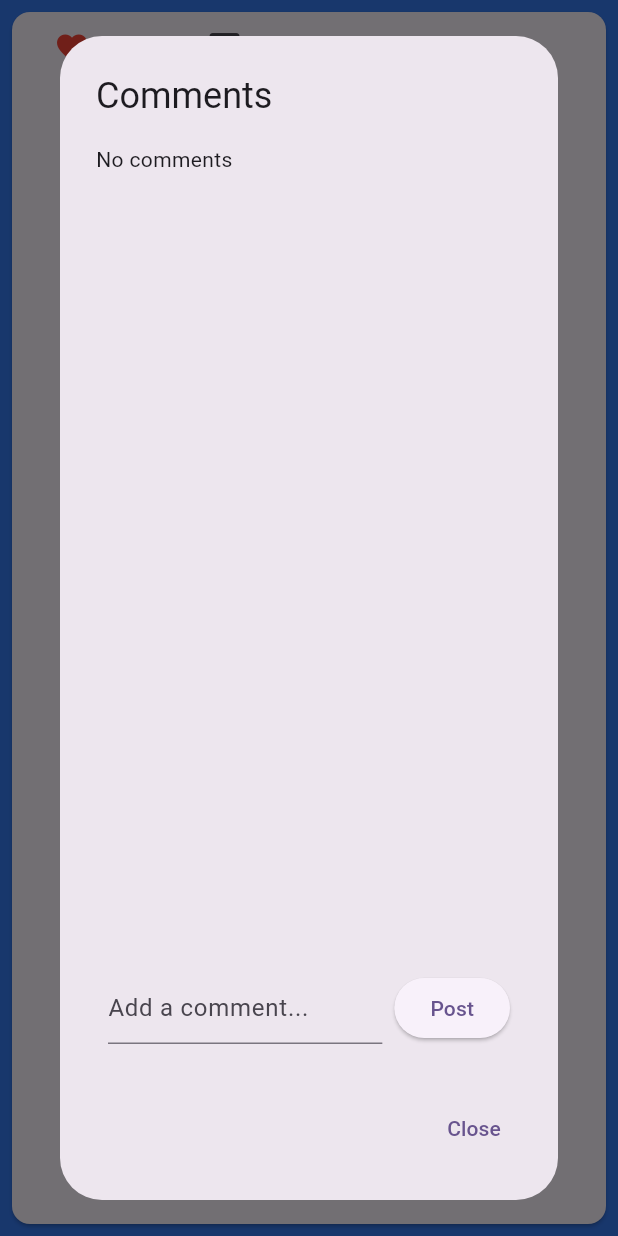
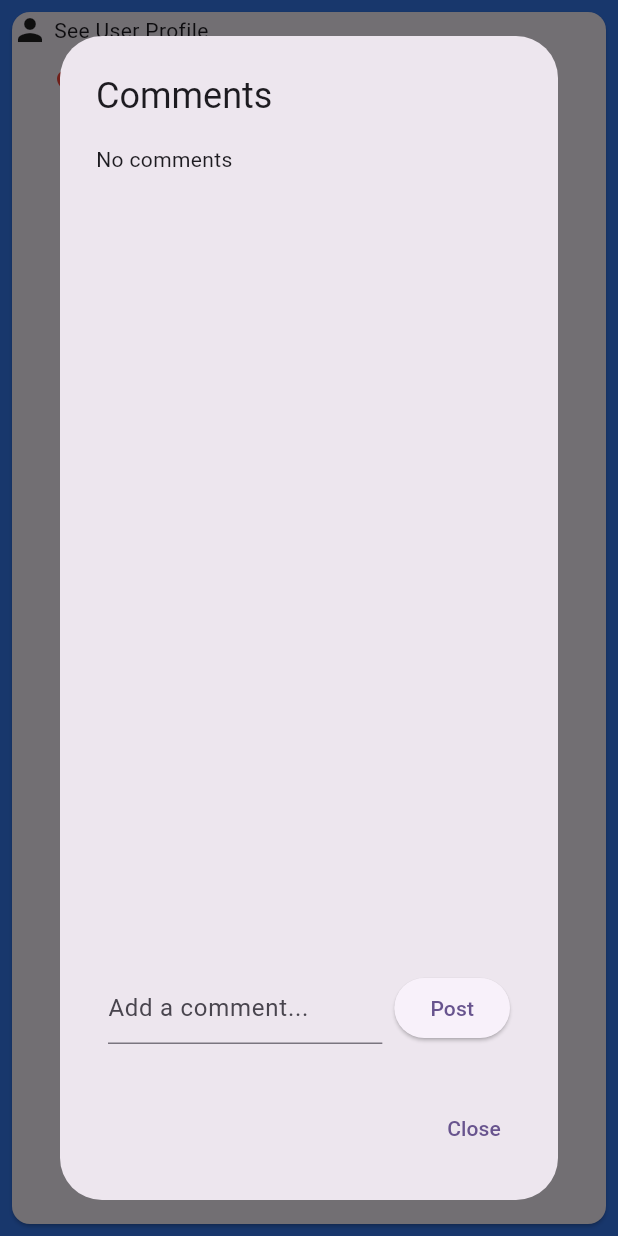
Before and after one commit to kanam23/ArtPortfolioShowcase, a Flutter app: the PostItem widget shown alone on an empty page, opened directly with empty values, after a tap on the "favorite outline" icon, after a tap on the "comment" icon, on a phone screen of 412 x 824 dp. Run offline on Flutter 3.47's test engine with Material 3 defaults, Android fonts, the light colour scheme and no system bars; our stand-ins replace cloud_firestore, firebase_auth, firebase_core, firebase_storage, image_picker; accounts and stored records are empty; generated files the repository leaves out were written again; network calls fail.

Commit message:
Added unique profile screens
Profile Screen now displays unique users which can be accessed from each post. Users can now also set their own unique profile picture.

```diff
--- a/lib/home_screen.dart
+++ b/lib/home_screen.dart
@@ -41,11 +41,12 @@ class _HomeScreenState extends State<HomeScreen> {
     }
   }
 
-  void navigateToUserProfileScreen(BuildContext context) async {
+  void navigateToUserProfileScreen(
+      BuildContext context, String username) async {
     final updatedProfilePicURL = await Navigator.push(
       context,
       MaterialPageRoute(
-        builder: (context) => const UserProfileScreen(),
+        builder: (context) => UserProfileScreen(username: username),
       ),
     );
 
@@ -69,7 +70,7 @@ class _HomeScreenState extends State<HomeScreen> {
             padding: const EdgeInsets.only(left: 16.0),
             child: GestureDetector(
               onTap: () {
-                navigateToUserProfileScreen(context);
+                navigateToUserProfileScreen(context, loggedInUsername);
               },
               child: const CircleAvatar(
                 backgroundImage: NetworkImage(
@@ -121,6 +122,9 @@ class _HomeScreenState extends State<HomeScreen> {
                 likedByCurrentUser: likedByCurrentUser,
                 comments: comments,
                 loggedInUsername: loggedInUsername,
+                onTapProfile: () {
+                  navigateToUserProfileScreen(context, username!);
+                },
               );
             },
           );
@@ -153,6 +157,7 @@ class PostItem extends StatefulWidget {
   final bool likedByCurrentUser;
   final List<Map<String, dynamic>> comments;
   final String loggedInUsername;
+  final VoidCallback onTapProfile;
 
   const PostItem({
     required this.postRef,
@@ -165,6 +170,7 @@ class PostItem extends StatefulWidget {
     required this.likedByCurrentUser,
     required this.comments,
     required this.loggedInUsername,
+    required this.onTapProfile,
   });
 
   @override
@@ -233,20 +239,36 @@ class _PostItemState extends State<PostItem> {
       child: Column(
         crossAxisAlignment: CrossAxisAlignment.start,
         children: [
+          Row(
+            mainAxisAlignment: MainAxisAlignment.spaceBetween,
+            children: [
+              if (widget.username != null)
+                Padding(
+                  padding: const EdgeInsets.all(8.0),
+                  child: Text(
+                    'By ${widget.username}',
+                    style: const TextStyle(fontSize: 12.0, color: Colors.grey),
+                  ),
+                ),
+              GestureDetector(
+                onTap: widget.onTapProfile,
+                child: const Row(
+                  children: [
+                    Icon(Icons.person),
+                    SizedBox(width: 4),
+                    Text('See User Profile'),
+                    SizedBox(width: 8), // Add spacing here
+                  ],
+                ),
+              ),
+            ],
+          ),
           if (widget.title != null)
             Padding(
               padding: const EdgeInsets.all(8.0),
               child: Text(
                 widget.title!,
                 style: const TextStyle(fontWeight: FontWeight.bold),
-              ),
-            ),
-          if (widget.username != null)
-            Padding(
-              padding: const EdgeInsets.symmetric(horizontal: 8.0),
-              child: Text(
-                'By ${widget.username}',
-                style: const TextStyle(fontSize: 12.0, color: Colors.grey),
               ),
             ),
           if (widget.imageURL != null && widget.imageURL!.isNotEmpty)
```
Also changed, not shown: lib/userprofile_screen.dart (+50 -42 lines).
